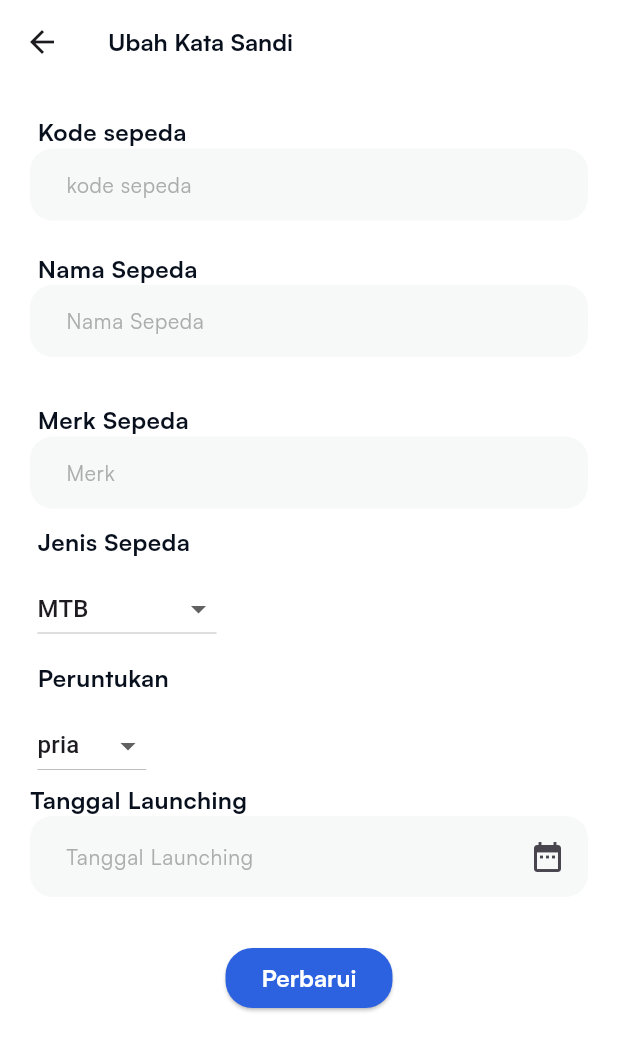
After one commit to raniswr/event_digital, a Flutter app: the SepedaView screen opened by its route, on a phone screen of 412 x 824 dp. The commit adds this screen. Shown: the top 1051 px of the screen. Run offline on Flutter 3.47's test engine with Material 3 defaults, Android fonts, the phone set to English and light mode, and no system bars; our stand-ins replace dio, flutter_easyloading, flutter_svg, get, image_picker, shared_preferences and 1 more; missing offline and left inert: dynamic_height_grid_view, flutter_braintree; accounts and stored records are empty; network calls fail.

Commit message:
feat: update code

```diff
--- /dev/null
+++ b/lib/app/data/model/model_sepeda.dart
@@ -0,0 +1,51 @@
+class ModelSepeda {
+  DataSepeda? data;
+
+  ModelSepeda({this.data});
+
+  ModelSepeda.fromJson(Map<String, dynamic> json) {
+    data = json['data'] != null ? new DataSepeda.fromJson(json['data']) : null;
+  }
+
+  Map<String, dynamic> toJson() {
+    final Map<String, dynamic> data = new Map<String, dynamic>();
+    if (this.data != null) {
+      data['data'] = this.data!.toJson();
+    }
+    return data;
+  }
+}
+
+class DataSepeda {
+  int? kodeSepeda;
+  String? nama;
+  String? merk;
+  String? jenisSepeda;
+  String? peruntukan;
+  int? jumlahSpeed;
+  String? tanggalLaunching;
+
+  DataSepeda({this.kodeSepeda, this.nama, this.merk, this.jenisSepeda, this.peruntukan, this.jumlahSpeed, this.tanggalLaunching});
+
+  DataSepeda.fromJson(Map<String, dynamic> json) {
+    kodeSepeda = json['kode_sepeda'];
+    nama = json['nama'];
+    merk = json['merk'];
+    jenisSepeda = json['jenis_sepeda'];
+    peruntukan = json['peruntukan'];
+    jumlahSpeed = json['jumlah_speed'];
+    tanggalLaunching = json['tanggal_launching'];
+  }
+
+  Map<String, dynamic> toJson() {
+    final Map<String, dynamic> data = new Map<String, dynamic>();
+    data['kode_sepeda'] = this.kodeSepeda;
+    data['nama'] = this.nama;
+    data['merk'] = this.merk;
+    data['jenis_sepeda'] = this.jenisSepeda;
+    data['peruntukan'] = this.peruntukan;
+    data['jumlah_speed'] = this.jumlahSpeed;
+    data['tanggal_launching'] = this.tanggalLaunching;
+    return data;
+  }
+}
--- a/lib/app/modules/checkout-page/views/checkout_page_view.dart
+++ b/lib/app/modules/checkout-page/views/checkout_page_view.dart
@@ -206,7 +206,7 @@ class CheckoutPageView extends GetView<CheckoutPageController> {
                   ).marginSymmetric(horizontal: 20).marginOnly(top: 10, bottom: 20),
                   CheckboxListTile(
                     title: Text(
-                      'Dengan menekan tombol "Bayar", Anda mengonfirmasi pembelian barang di atas dan memahami bahwa pesanan Anda tidak dapat dibatalkan.',
+                      'Dengan menekan tombol "Bayar", Anda mengonfirmasi pemesanan event di atas dan memahami bahwa pesanan Anda tidak dapat dibatalkan.',
                       style: AppStyle.styleTextBody12(colorText: AppColors.greyTextLight),
                     ),
                     side: const BorderSide(color: AppColors.gray),
--- /dev/null
+++ b/lib/app/modules/sepeda-page/controllers/sepeda_controller.dart
@@ -0,0 +1,79 @@
+import 'package:event_digital/app/data/model/model_sepeda.dart';
+import 'package:event_digital/app/data/services/api_services.dart';
+import 'package:event_digital/app/data/services/user_services.dart';
+import 'package:event_digital/app/routes/app_pages.dart';
+import 'package:event_digital/core/colors.dart';
+import 'package:flutter/material.dart';
+import 'package:flutter_easyloading/flutter_easyloading.dart';
+import 'package:get/get.dart';
+import 'package:intl/intl.dart';
+
+class SepedaController extends GetxController {
+  TextEditingController kodeSepedaController = TextEditingController();
+  TextEditingController namaController = TextEditingController();
+  TextEditingController merkController = TextEditingController();
+  TextEditingController jumlahSpeedController = TextEditingController();
+
+  var selectedItem = "MTB";
+
+  void setSelectedItem(String value) {
+    selectedItem = value;
+    update();
+  }
+
+  var peruntukan = "pria";
+
+  void setSelectedPeruntukan(String value) {
+    peruntukan = value;
+    update();
+  }
+
+  void uploadSepeda(BuildContext context) async {
+    var dataLogin = await UserService.find.getLocalUser();
+    DataSepeda data = DataSepeda(
+      kodeSepeda: kodeSepedaController.text != '' ? int.parse(kodeSepedaController.text) : 0,
+      nama: namaController.text,
+      merk: merkController.text,
+      jenisSepeda: selectedItem,
+      peruntukan: peruntukan,
+      jumlahSpeed: jumlahSpeedController.text != '' ? int.parse(jumlahSpeedController.text) : 0,
+      tanggalLaunching: tanggalController.text,
+    );
+
+    ModelSepeda pesanan = ModelSepeda(data: data);
+    var createPesanan = await ApiServices.postSepeda(modelCard: pesanan);
+    if (createPesanan == true) {
+      EasyLoading.showSuccess("Successfully");
+    } else {
+      EasyLoading.showError("Failed");
+    }
+  }
+
+  TextEditingController tanggalController = TextEditingController();
+
+  Future<void> selectDateStart(BuildContext context) async {
+    DateTime now = DateTime.now();
+    DateTime lastDate = DateTime(now.year + 3, now.month, now.day, 23, 59, 59);
+
+    DateTime? picked = await showDatePicker(
+      context: context,
+      initialDate: now,
+      firstDate: DateTime(1900),
+      lastDate: lastDate,
+      builder: (BuildContext context, Widget? child) {
+        return Theme(
+          data: ThemeData.light().copyWith(
+            primaryColor: AppColors.blue,
+            colorScheme: const ColorScheme.light(primary: AppColors.blue),
+            buttonTheme: const ButtonThemeData(textTheme: ButtonTextTheme.primary),
+          ),
+          child: child!,
+        );
+      },
+    );
+    if (picked != null) {
+      String formattedDate = DateFormat('yyyy-MM-dd').format(picked);
+      tanggalController.text = formattedDate;
+    }
+  }
+}
--- /dev/null
+++ b/lib/app/modules/sepeda-page/views/sepeda_view.dart
@@ -0,0 +1,148 @@
+import 'package:event_digital/core/assets.dart';
+import 'package:event_digital/core/colors.dart';
+import 'package:event_digital/core/style.dart';
+import 'package:flutter/material.dart';
+import 'package:flutter_svg/flutter_svg.dart';
+
+import 'package:get/get.dart';
+
+import '../controllers/sepeda_controller.dart';
+
+class SepedaView extends GetView<SepedaController> {
+  const SepedaView({Key? key}) : super(key: key);
+  @override
+  Widget build(BuildContext context) {
+    final formKey = GlobalKey<FormState>();
+    return Scaffold(
+      backgroundColor: AppColors.white,
+      appBar: AppBar(
+        backgroundColor: AppColors.white,
+        title: Text(
+          'Ubah Kata Sandi',
+          style: AppStyle.styleTextBody16(fontWeight: FontWeight.bold),
+        ),
+      ),
+      body: GetBuilder<SepedaController>(
+          init: SepedaController(),
+          builder: (controller) {
+            return SingleChildScrollView(
+              child: Form(
+                key: formKey,
+                child: Column(
+                  crossAxisAlignment: CrossAxisAlignment.start,
+                  children: [
+                    Column(
+                      crossAxisAlignment: CrossAxisAlignment.start,
+                      children: [
+                        Text(
+                          'Kode sepeda',
+                          style: AppStyle.styleTextBody16(fontWeight: FontWeight.w700),
+                        ).marginOnly(left: 25, top: 10),
+                        TextField(
+                          decoration: AppStyle.inputDecorationFloating(
+                            "kode sepeda",
+                          ),
+                          controller: controller.kodeSepedaController,
+                        ).marginSymmetric(horizontal: 20),
+                        Text(
+                          'Nama Sepeda',
+                          style: AppStyle.styleTextBody16(fontWeight: FontWeight.w700),
+                        ).marginOnly(left: 25, top: 20),
+                        TextFormField(
+                          decoration: AppStyle.inputDecorationFloating(
+                            "Nama Sepeda",
+                          ),
+                          controller: controller.namaController,
+                        ).marginSymmetric(horizontal: 20).marginOnly(bottom: 20),
+                        Text(
+                          'Merk Sepeda',
+                          style: AppStyle.styleTextBody16(fontWeight: FontWeight.w700),
+                        ).marginOnly(left: 25, top: 10),
+                        TextFormField(
+                          decoration: AppStyle.inputDecorationFloating(
+                            "Merk",
+                          ),
+                          controller: controller.merkController,
+                        ).marginSymmetric(horizontal: 20),
+                      ],
+                    ).marginOnly(top: 10),
+                    Text(
+                      'Jenis Sepeda',
+                      style: AppStyle.styleTextBody16(fontWeight: FontWeight.w700),
+                    ).marginOnly(left: 25, top: 10),
+                    DropdownButton<String>(
+                      value: controller.selectedItem,
+                      onChanged: (String? newValue) {
+                        controller.setSelectedItem(newValue ?? '');
+                      },
+                      items: <String>['MTB', 'Road', 'Bike', 'Sepeda Anak'].map<DropdownMenuItem<String>>((String value) {
+                        return DropdownMenuItem<String>(
+                          value: value,
+                          child: Text(value),
+                        );
+                      }).toList(),
+                    ).marginOnly(left: 25, top: 10),
+                    Text(
+                      'Peruntukan',
+                      style: AppStyle.styleTextBody16(fontWeight: FontWeight.w700),
+                    ).marginOnly(left: 25, top: 10),
+                    DropdownButton<String>(
+                      value: controller.peruntukan,
+                      onChanged: (String? newValue) {
+                        controller.setSelectedPeruntukan(newValue ?? '');
+                      },
+                      items: <String>['pria', 'wanita'].map<DropdownMenuItem<String>>((String value) {
+                        return DropdownMenuItem<String>(
+                          value: value,
+                          child: Text(value),
+                        );
+                      }).toList(),
+                    ).marginOnly(left: 25, top: 10),
+                    Text(
+                      'Tanggal Launching',
+                      style: AppStyle.styleTextBody16(fontWeight: FontWeight.w600),
+                    ).marginSymmetric(horizontal: 20),
+                    TextField(
+                      onTap: () {
+                        controller.selectDateStart(context);
+                      },
+                      decoration: AppStyle.inputDecorationFloating(
+                        "Tanggal Launching",
+                        suffixIcon: Padding(
+                          padding: const EdgeInsets.all(15.0),
+                          child: GestureDetector(
+                            onTap: () {
+                              controller.selectDateStart(context);
+                            },
+                            child: Icon(
+                              Icons.date_range,
+                            ),
+                          ),
+                        ),
+                      ),
+                      controller: controller.tanggalController,
+                      readOnly: true,
+                    ).marginSymmetric(horizontal: 20),
+                    Row(
+                      mainAxisAlignment: MainAxisAlignment.center,
+                      children: [
+                        ElevatedButton(
+                          onPressed: () {
+                            controller.uploadSepeda(context);
+                          },
+                          style: AppStyle.styleButton(borderRadius: 18),
+                          child: Text(
+                            'Perbarui',
+                            style: AppStyle.styleTextBody16(colorText: AppColors.white, fontWeight: FontWeight.w700),
+                          ),
+                        )
+                      ],
+                    ).marginAll(20).marginOnly(top: 10),
+                  ],
+                ),
+              ),
+            );
+          }),
+    );
+  }
+}
--- a/lib/app/routes/app_pages.dart
+++ b/lib/app/routes/app_pages.dart
@@ -1,3 +1,5 @@
+import 'package:event_digital/app/modules/sepeda-page/bindings/sepeda_binding.dart';
+import 'package:event_digital/app/modules/sepeda-page/views/sepeda_view.dart';
 import 'package:get/get.dart';
 
 import '../modules/checkout-page/bindings/checkout_page_binding.dart';
@@ -79,5 +81,10 @@ class AppPages {
       page: () => const KeranjangPageView(),
       binding: KeranjangPageBinding(),
     ),
+    GetPage(
+      name: _Paths.sepeda,
+      page: () => const SepedaView(),
+      binding: SepedaBinding(),
+    ),
   ];
 }
--- a/lib/app/routes/app_routes.dart
+++ b/lib/app/routes/app_routes.dart
@@ -13,6 +13,7 @@ abstract class Routes {
   static const RESET_PASSWORD = _Paths.RESET_PASSWORD;
   static const CHECKOUT_PAGE = _Paths.CHECKOUT_PAGE;
   static const KERANJANG_PAGE = _Paths.KERANJANG_PAGE;
+  static const sepeda = _Paths.sepeda;
 }
 
 abstract class _Paths {
@@ -27,4 +28,5 @@ abstract class _Paths {
   static const RESET_PASSWORD = '/reset-password';
   static const CHECKOUT_PAGE = '/checkout-page';
   static const KERANJANG_PAGE = '/keranjang-page';
+  static const sepeda = '/sepeda-page';
 }
--- a/pubspec.yaml
+++ b/pubspec.yaml
@@ -23,6 +23,7 @@ dependencies:
   flutter_braintree: ^4.0.0
   change_app_package_name: ^1.1.0
   flutter_screenutil: ^5.9.1
+  get_cli: ^1.8.1
 
 dev_dependencies:
   flutter_lints: ^2.0.0
```
Also changed, not shown: lib/app/data/model/model_promotion.dart (added, +119 -0 lines), lib/app/data/services/api_services.dart (+50 -0 lines), lib/app/modules/checkout-page/controllers/checkout_page_controller.dart (+63 -32 lines), lib/app/modules/edit-profile/controllers/edit_profile_controller.dart (+8 -0 lines), lib/app/modules/home/controllers/home_controller.dart (+8 -1 lines), lib/app/modules/home/views/home_view.dart (+34 -6 lines), lib/app/modules/keranjang-page/views/keranjang_page_view.dart (+20 -20 lines), lib/app/modules/loginPage/views/login_page_view.dart (+13 -13 lines), lib/app/modules/profilePage/views/profile_page_view.dart (+18 -14 lines), lib/app/modules/registerPage/views/register_page_view.dart (+12 -12 lines), lib/app/modules/sepeda-page/bindings/sepeda_binding.dart (added, +12 -0 lines), assets/images/wedding.png (added), pubspec.lock.
